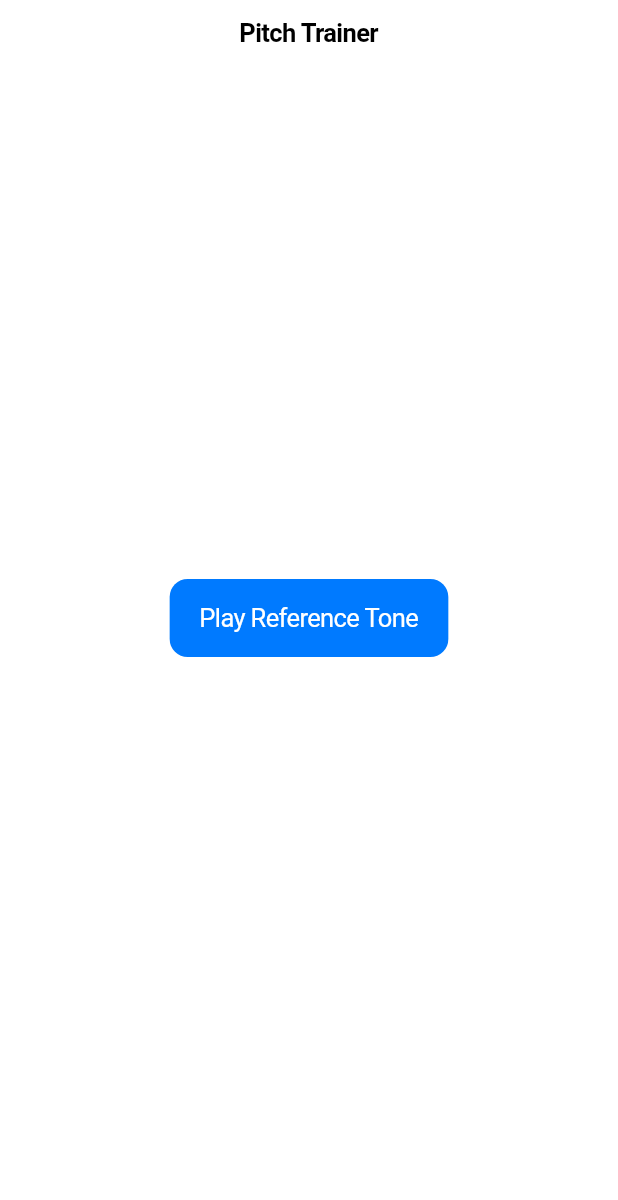
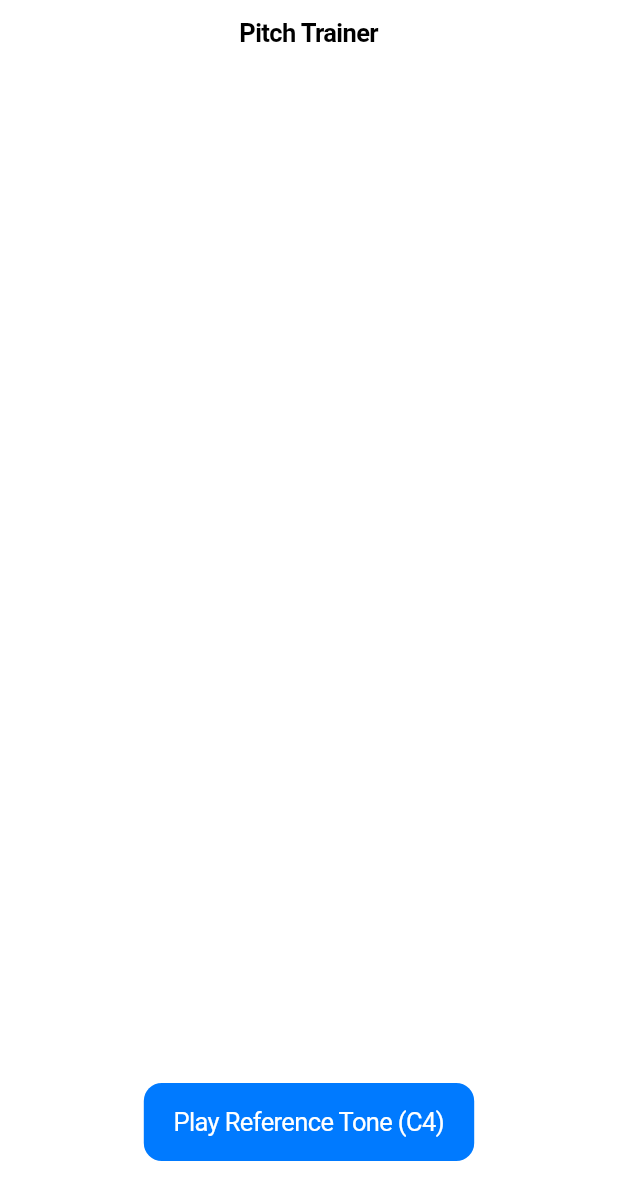
Before and after one commit to bryantruong/pitchTrainer, a Flutter app: the screen it shows after launch, on a phone screen of 412 x 824 dp. Shown: the top 1200 px of the screen. Run offline on Flutter 3.47's test engine with Material 2 defaults, Android fonts, the phone set to English and light mode, and no system bars; our stand-ins replace audioplayers.

Commit message:
Bottom-centered Reference Button

```diff
--- a/lib/main.dart
+++ b/lib/main.dart
@@ -1,7 +1,8 @@
 import 'package:flutter/cupertino.dart';
 import 'package:flutter/services.dart';
-//Audio Player
+//Audio Player and cache
 import 'package:audioplayers/audioplayers.dart';
+import 'package:audioplayers/audio_cache.dart';
 
 void main() {
   runApp(MyApp()); //Use to run MyApp class
@@ -19,33 +20,21 @@ class _MyAppState extends State<MyApp> {
   //That underscore indicates that this class is a private class
   //Need to use State<MyApp> to connect this state to the app
 
-  final _questions = const [
-    //Compile time constant (implying run-time constant)
-    {
-      'questionText': "What's BT's height?",
-      'answers': [
-        {'text': "5'6", 'score': 0},
-        {'text': "5'7", 'score': 0},
-        {'text': "5'10", 'score': 1}
-      ]
-    },
-    {
-      'questionText': "What is BT's birthday?",
-      'answers': [
-        {'text': "4/20", 'score': 1},
-        {'text': "8/7", 'score': 0},
-        {'text': "9/12", 'score': 0}
-      ]
-    },
-    {
-      'questionText': "What is BT's favorite fruit?",
-      'answers': [
-        {'text': "Banana", 'score': 0},
-        {'text': "Pear", 'score': 0},
-        {'text': "Mango", 'score': 1}
-      ]
-    }
-  ];
+  AudioPlayer player;
+  AudioCache audioCache; //TODO: Do I need an audio cache?
+
+  //initState gets called upon start
+  @override
+  void initState() {
+    _initPlayer();
+    super.initState();
+  }
+
+  void _initPlayer() {
+    player = AudioPlayer();
+    audioCache = AudioCache(fixedPlayer: player); //set the player to be used
+  }
+
   var _questionIndex = 0;
   var _totalScore = 0;
 
@@ -76,11 +65,22 @@ class _MyAppState extends State<MyApp> {
         navigationBar: CupertinoNavigationBar(
           middle: Text('Pitch Trainer'),
         ),
-        child: Center(
-          child: CupertinoButton.filled(
-            onPressed: () {},
-            child: Text("Play Reference Tone"),
-          ),
+        child: Column(
+          mainAxisAlignment: MainAxisAlignment.end,
+          children: <Widget>[
+            Center(
+              child: Padding(
+                padding: const EdgeInsets.all(50.0),
+                child: CupertinoButton.filled(
+                  onPressed: () {
+                    audioCache.play('c3.mp3');
+                  },
+                  child: Text("Play Reference Tone (C4)"),
+                ),
+              ),
+            ),
+            //your elements here
+          ],
         ),
       ),
     );
```
Also changed, not shown: 1 other file.
